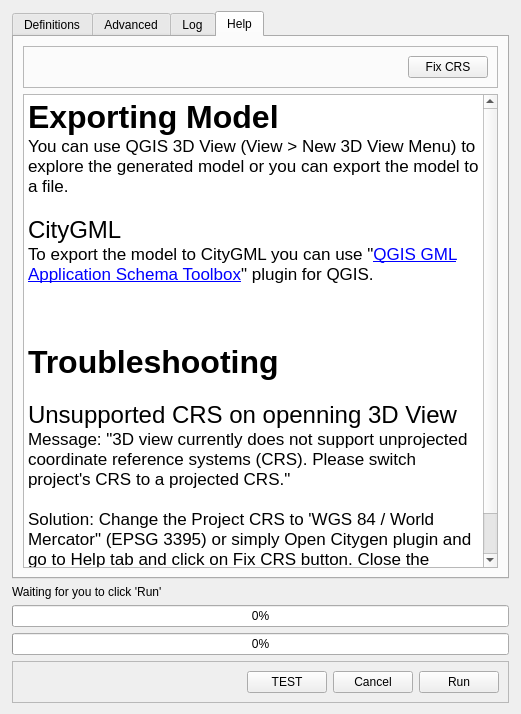
This is citygen/citygen_dialog_base.ui in arthurRuf/3dcitybuilder as Qt 5 draws it before an edit. The edited form follows.
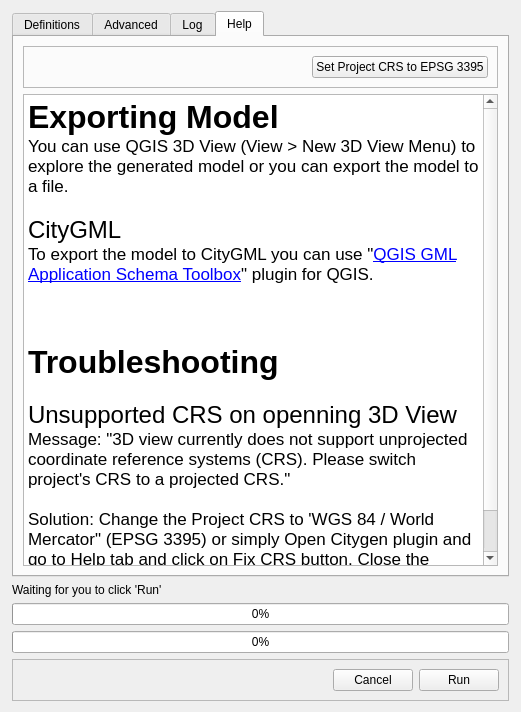
This is the edited form. The open tabs and pages were chosen to show the change.

```diff
--- a/citygen/citygen_dialog_base.ui
+++ b/citygen/citygen_dialog_base.ui
@@ -7,7 +7,7 @@
     <x>0</x>
     <y>0</y>
     <width>521</width>
-    <height>714</height>
+    <height>712</height>
    </rect>
   </property>
   <property name="windowTitle">
@@ -590,7 +590,7 @@
           <item>
            <widget class="QPushButton" name="btnFixCRS">
             <property name="text">
-             <string>Fix CRS</string>
+             <string>Set Project CRS to EPSG 3395</string>
             </property>
            </widget>
           </item>
@@ -669,13 +669,6 @@
         </property>
        </spacer>
       </item>
-      <item>
-       <widget class="QPushButton" name="btnTest">
-        <property name="text">
-         <string>TEST</string>
-        </property>
-       </widget>
-      </item>
       <item>
        <widget class="QPushButton" name="btnCancel">
         <property name="text">
```
Left out of the diff: 6 changed lines with no effect on the pictures.
